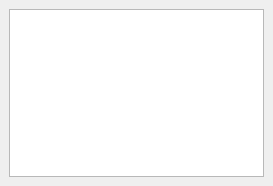
takyonxxx/Glucometer, file mainwindow.ui: the form before one commit.
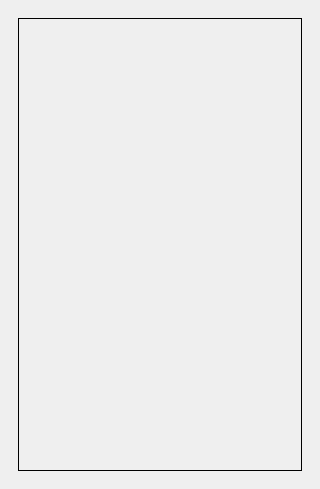
The form after the commit. The open tabs and pages were chosen to show the change.

```diff
--- a/mainwindow.ui
+++ b/mainwindow.ui
@@ -6,8 +6,8 @@
    <rect>
     <x>0</x>
     <y>0</y>
-    <width>273</width>
-    <height>186</height>
+    <width>320</width>
+    <height>489</height>
    </rect>
   </property>
   <property name="windowTitle">
@@ -16,7 +16,122 @@
   <widget class="QWidget" name="centralwidget">
    <layout class="QGridLayout" name="gridLayout">
     <item row="0" column="0">
-     <widget class="QGraphicsView" name="graphicsView"/>
+     <layout class="QVBoxLayout" name="verticalLayout">
+      <item>
+       <widget class="QStackedWidget" name="stackedWidget">
+        <property name="sizePolicy">
+         <sizepolicy hsizetype="Preferred" vsizetype="Preferred">
+          <horstretch>1</horstretch>
+          <verstretch>0</verstretch>
+         </sizepolicy>
+        </property>
+        <property name="palette">
+         <palette>
+          <active>
+           <colorrole role="Base">
+            <brush brushstyle="SolidPattern">
+             <color alpha="255">
+              <red>255</red>
+              <green>255</green>
+              <blue>255</blue>
+             </color>
+            </brush>
+           </colorrole>
+           <colorrole role="Window">
+            <brush brushstyle="SolidPattern">
+             <color alpha="255">
+              <red>145</red>
+              <green>145</green>
+              <blue>145</blue>
+             </color>
+            </brush>
+           </colorrole>
+          </active>
+          <inactive>
+           <colorrole role="Base">
+            <brush brushstyle="SolidPattern">
+             <color alpha="255">
+              <red>255</red>
+              <green>255</green>
+              <blue>255</blue>
+             </color>
+            </brush>
+           </colorrole>
+           <colorrole role="Window">
+            <brush brushstyle="SolidPattern">
+             <color alpha="255">
+              <red>145</red>
+              <green>145</green>
+              <blue>145</blue>
+             </color>
+            </brush>
+           </colorrole>
+          </inactive>
+          <disabled>
+           <colorrole role="Base">
+            <brush brushstyle="SolidPattern">
+             <color alpha="255">
+              <red>145</red>
+              <green>145</green>
+              <blue>145</blue>
+             </color>
+            </brush>
+           </colorrole>
+           <colorrole role="Window">
+            <brush brushstyle="SolidPattern">
+             <color alpha="255">
+              <red>145</red>
+              <green>145</green>
+              <blue>145</blue>
+             </color>
+            </brush>
+           </colorrole>
+          </disabled>
+         </palette>
+        </property>
+        <property name="currentIndex">
+         <number>0</number>
+        </property>
+        <widget class="QWidget" name="viewfinderPage">
+         <layout class="QGridLayout" name="gridLayout_5">
+          <item row="0" column="0">
+           <widget class="QGraphicsView" name="graphicsView"/>
+          </item>
+          <item row="1" column="0">
+           <widget class="QLabel" name="label_info">
+            <property name="text">
+             <string>-</string>
+            </property>
+            <property name="alignment">
+             <set>Qt::AlignCenter</set>
+            </property>
+           </widget>
+          </item>
+         </layout>
+        </widget>
+        <widget class="QWidget" name="previewPage">
+         <layout class="QGridLayout" name="gridLayout_4">
+          <item row="0" column="0">
+           <widget class="QLabel" name="lastImagePreviewLabel">
+            <property name="sizePolicy">
+             <sizepolicy hsizetype="Preferred" vsizetype="MinimumExpanding">
+              <horstretch>0</horstretch>
+              <verstretch>0</verstretch>
+             </sizepolicy>
+            </property>
+            <property name="frameShape">
+             <enum>QFrame::Box</enum>
+            </property>
+            <property name="text">
+             <string/>
+            </property>
+           </widget>
+          </item>
+         </layout>
+        </widget>
+       </widget>
+      </item>
+     </layout>
     </item>
    </layout>
   </widget>
```
